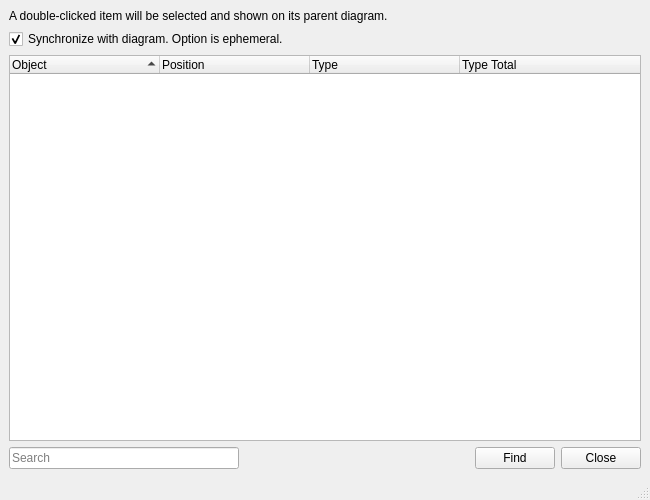
The window that UI/glitch-find-objects.ui (textbrowser/glitch) describes before a commit, drawn with Qt 5.
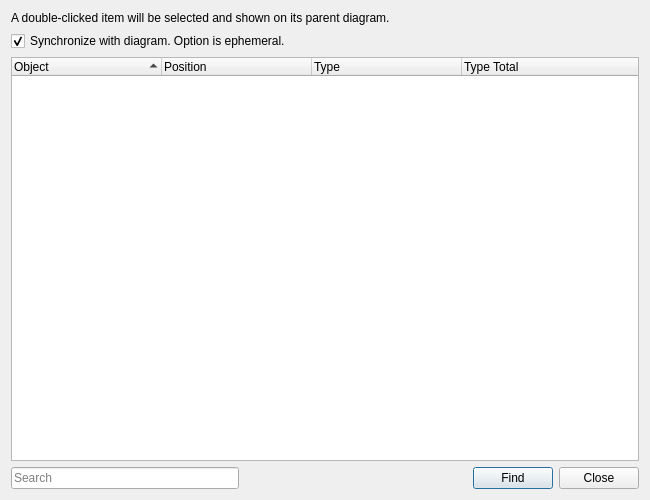
The same window after the commit. Icons and pictures are not drawn. Custom widgets are drawn as their Qt base class.

Patch:
```diff
--- a/UI/glitch-find-objects.ui
+++ b/UI/glitch-find-objects.ui
@@ -1,7 +1,7 @@
 <?xml version="1.0" encoding="UTF-8"?>
 <ui version="4.0">
  <class>glitch_find_objects</class>
- <widget class="QMainWindow" name="glitch_find_objects">
+ <widget class="QDialog" name="glitch_find_objects">
   <property name="geometry">
    <rect>
     <x>0</x>
@@ -13,11 +13,6 @@
   <property name="windowTitle">
    <string>Glitch: Find Objects</string>
   </property>
-  <property name="windowIcon">
-   <iconset resource="../Icons/icons.qrc">
-    <normaloff>:/Logo/glitch-logo.png</normaloff>:/Logo/glitch-logo.png</iconset>
-  </property>
-  <widget class="QWidget" name="centralwidget">
    <layout class="QVBoxLayout" name="verticalLayout">
     <item>
      <widget class="QLabel" name="label">
@@ -136,8 +131,6 @@
     </item>
    </layout>
   </widget>
-  <widget class="QStatusBar" name="statusbar"/>
- </widget>
  <customwidgets>
   <customwidget>
    <class>glitch_structures_treewidget</class>
```
Left out of the diff: 11 changed lines with no effect on the pictures. Lines whose indentation alone changed are shown as unchanged.
